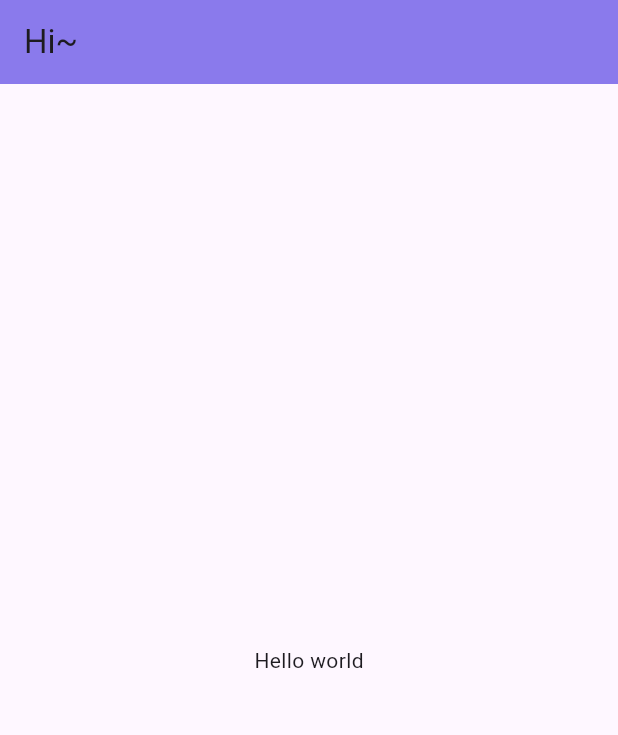
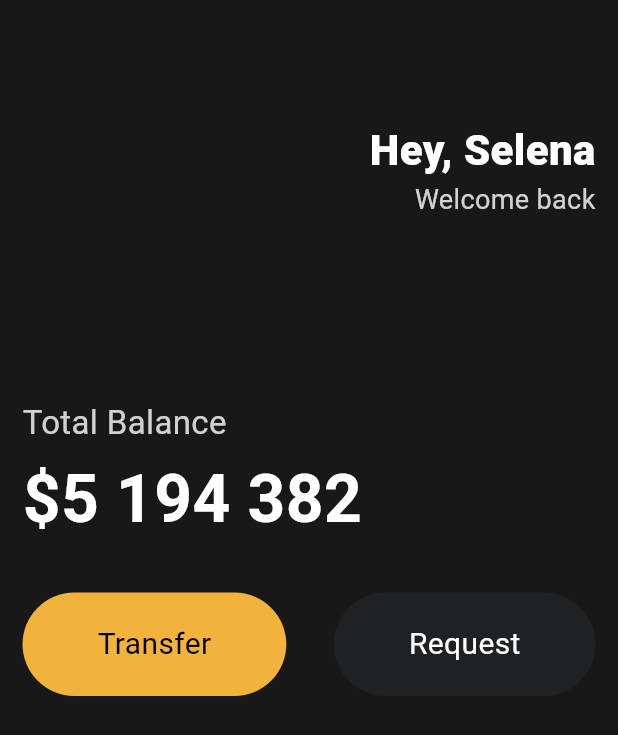
Before and after one commit to narinn-star/Dart, a Flutter app: the screen it shows after launch, on a phone screen of 412 x 824 dp. Shown: the top 735 px of the screen. Run offline on Flutter 3.47's test engine with Material 3 defaults, Android fonts, the phone set to English and light mode, and no system bars.

Commit message:
Flutter : ~ Reusable Widgets

```diff
--- a/toonflix/lib/main.dart
+++ b/toonflix/lib/main.dart
@@ -1,21 +1,94 @@
 import 'package:flutter/material.dart';
+import 'package:toonflix/widgets/button.dart';
 
 void main() {
-  runApp(App());
+  runApp(const App());
 }
 
 class App extends StatelessWidget {
+  const App({super.key});
+
   @override
   Widget build(BuildContext context) {
     return MaterialApp(
       home: Scaffold(
-          appBar: AppBar(
-            backgroundColor: const Color.fromRGBO(123, 106, 246, 0.839),
-            elevation: 99,
-            title: const Text('Hi~'),
-          ),
-          body: const Center(
-            child: Text("Hello world"),
+          backgroundColor: const Color(0xFF181818),
+          body: Padding(
+            padding: const EdgeInsets.symmetric(
+              horizontal: 15,
+            ),
+            child: Column(
+              crossAxisAlignment: CrossAxisAlignment.start,
+              children: [
+                const SizedBox(
+                  height: 80,
+                ),
+                Row(
+                  mainAxisAlignment: MainAxisAlignment.end,
+                  children: [
+                    Column(
+                      crossAxisAlignment: CrossAxisAlignment.end,
+                      children: [
+                        const Text(
+                          'Hey, Selena',
+                          style: TextStyle(
+                            color: Colors.white,
+                            fontSize: 28,
+                            fontWeight: FontWeight.w800,
+                          ),
+                        ),
+                        Text(
+                          'Welcome back',
+                          style: TextStyle(
+                            color: Colors.white.withOpacity(0.8),
+                            fontSize: 18,
+                          ),
+                        ),
+                      ],
+                    )
+                  ],
+                ),
+                const SizedBox(
+                  height: 120,
+                ),
+                Text(
+                  'Total Balance',
+                  style: TextStyle(
+                    fontSize: 22,
+                    color: Colors.white.withOpacity(0.8),
+                  ),
+                ),
+                const SizedBox(
+                  height: 5,
+                ),
+                const Text(
+                  '\$5 194 382',
+                  style: TextStyle(
+                    fontSize: 44,
+                    fontWeight: FontWeight.w600,
+                    color: Colors.white,
+                  ),
+                ),
+                const SizedBox(
+                  height: 30,
+                ),
+                const Row(
+                  mainAxisAlignment: MainAxisAlignment.spaceBetween,
+                  children: [
+                    Button(
+                      text: 'Transfer',
+                      bgColor: Color(0xFFF1B33B),
+                      textColor: Colors.black,
+                    ),
+                    Button(
+                      text: 'Request',
+                      bgColor: Color(0xFF1F2123),
+                      textColor: Colors.white,
+                    ),
+                  ],
+                )
+              ],
+            ),
           )),
     );
   }
--- /dev/null
+++ b/toonflix/lib/widgets/button.dart
@@ -0,0 +1,36 @@
+import 'package:flutter/material.dart';
+
+class Button extends StatelessWidget {
+  final String text;
+  final Color bgColor;
+  final Color textColor;
+
+  const Button({
+    super.key,
+    required this.text,
+    required this.bgColor,
+    required this.textColor,
+  });
+
+  @override
+  Widget build(BuildContext context) {
+    return Container(
+      decoration: BoxDecoration(
+        color: bgColor,
+        borderRadius: BorderRadius.circular(45),
+      ),
+      child: Padding(
+          padding: const EdgeInsets.symmetric(
+            vertical: 20,
+            horizontal: 50,
+          ),
+          child: Text(
+            text,
+            style: TextStyle(
+              color: textColor,
+              fontSize: 20,
+            ),
+          )),
+    );
+  }
+}
```
Also changed, not shown: 1 other file.
